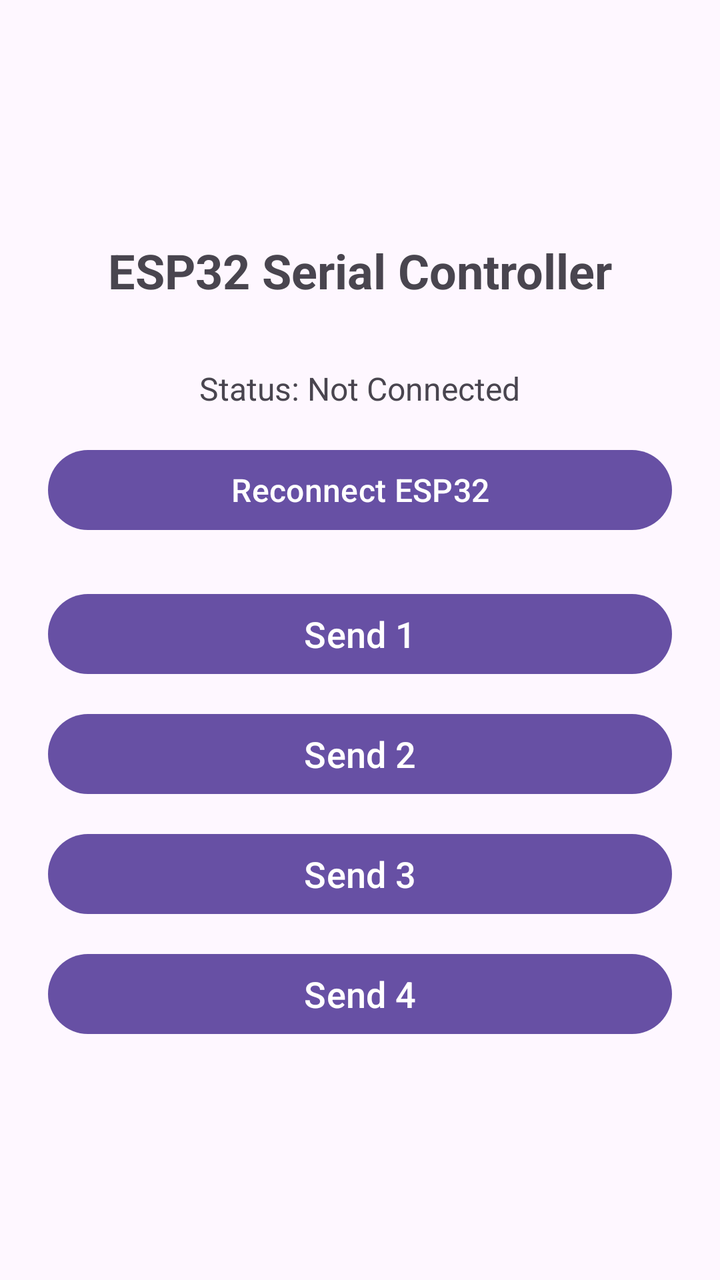
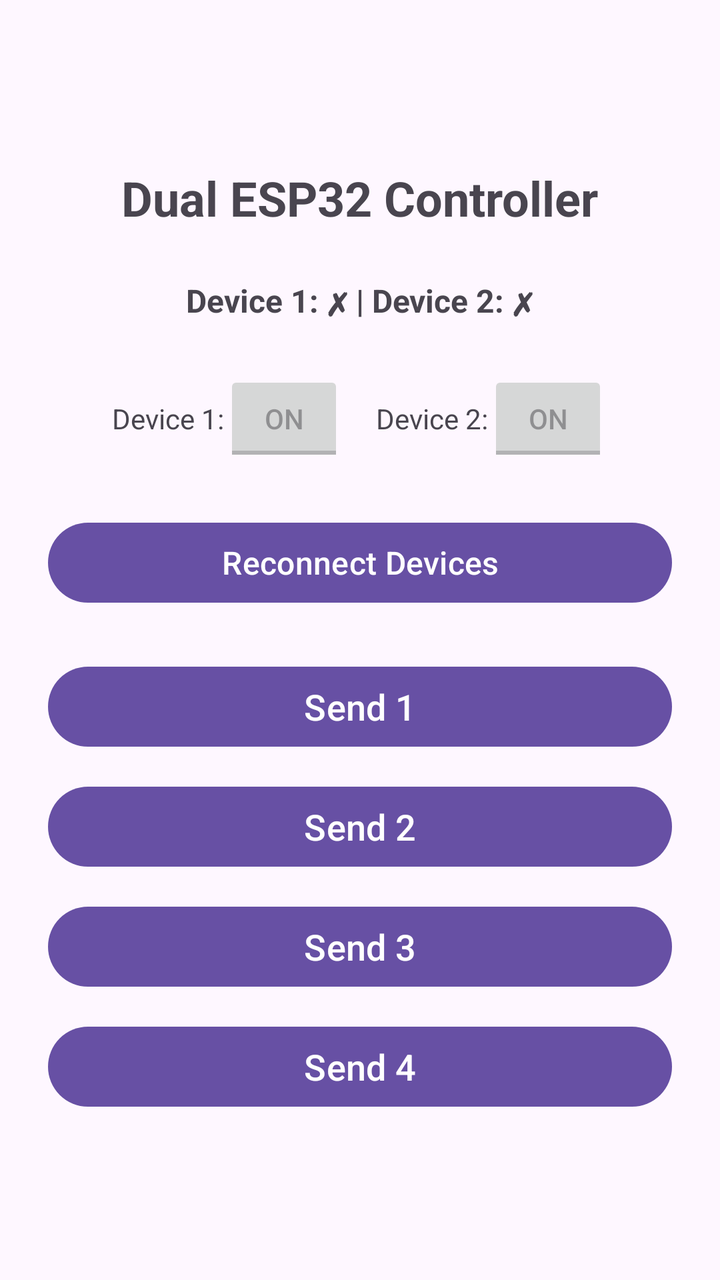

Two renders of the same Android screen: before a commit and after it. Below are the layout's source before the change and the commit's diff.
<!-- AndroidManifest.xml: application theme Theme.EmojiSimpleApp -->
<!-- res/layout/activity_main.xml -->
<?xml version="1.0" encoding="utf-8"?>
<LinearLayout xmlns:android="http://schemas.android.com/apk/res/android"
    android:layout_width="match_parent"
    android:layout_height="match_parent"
    android:orientation="vertical"
    android:padding="24dp"
    android:gravity="center">

    <TextView
        android:layout_width="wrap_content"
        android:layout_height="wrap_content"
        android:text="ESP32 Serial Controller"
        android:textSize="24sp"
        android:textStyle="bold"
        android:layout_marginBottom="32dp" />

    <TextView
        android:id="@+id/statusText"
        android:layout_width="wrap_content"
        android:layout_height="wrap_content"
        android:text="Status: Not Connected"
        android:textSize="16sp"
        android:layout_marginBottom="16dp" />

    <Button
        android:id="@+id/btnReconnect"
        android:layout_width="match_parent"
        android:layout_height="wrap_content"
        android:layout_marginBottom="24dp"
        android:text="Reconnect ESP32"
        android:textSize="16sp" />

    <Button
        android:id="@+id/btn1"
        android:layout_width="match_parent"
        android:layout_height="wrap_content"
        android:layout_marginBottom="12dp"
        android:text="Send 1"
        android:textSize="18sp" />

    <Button
        android:id="@+id/btn2"
        android:layout_width="match_parent"
        android:layout_height="wrap_content"
        android:layout_marginBottom="12dp"
        android:text="Send 2"
        android:textSize="18sp" />

    <Button
        android:id="@+id/btn3"
        android:layout_width="match_parent"
        android:layout_height="wrap_content"
        android:layout_marginBottom="12dp"
        android:text="Send 3"
        android:textSize="18sp" />

    <Button
        android:id="@+id/btn4"
        android:layout_width="match_parent"
        android:layout_height="wrap_content"
        android:text="Send 4"
        android:textSize="18sp" />
</LinearLayout>
<!-- resources referenced by this layout -->
<resources>
  <style name="Theme.EmojiSimpleApp" parent="Base.Theme.EmojiSimpleApp" />
  <style name="Base.Theme.EmojiSimpleApp" parent="Theme.Material3.DayNight.NoActionBar">
          
          
      </style>
</resources>

<!-- the commit's change to res/layout/activity_main.xml (unified diff, before → after) -->
@@ -9,25 +9,67 @@
     <TextView
         android:layout_width="wrap_content"
         android:layout_height="wrap_content"
-        android:text="ESP32 Serial Controller"
+        android:text="Dual ESP32 Controller"
         android:textSize="24sp"
         android:textStyle="bold"
-        android:layout_marginBottom="32dp" />
+        android:layout_marginBottom="24dp" />
 
     <TextView
         android:id="@+id/statusText"
         android:layout_width="wrap_content"
         android:layout_height="wrap_content"
-        android:text="Status: Not Connected"
+        android:text="Device 1: ✗ | Device 2: ✗"
         android:textSize="16sp"
-        android:layout_marginBottom="16dp" />
+        android:textStyle="bold"
+        android:layout_marginBottom="24dp" />
+
+    
+    <LinearLayout
+        android:layout_width="match_parent"
+        android:layout_height="wrap_content"
+        android:orientation="horizontal"
+        android:layout_marginBottom="24dp"
+        android:gravity="center"
+        android:spacing="16dp">
+
+        <TextView
+            android:layout_width="wrap_content"
+            android:layout_height="wrap_content"
+            android:text="Device 1:"
+            android:textSize="14sp" />
+
+        <ToggleButton
+            android:id="@+id/toggleDevice1"
+            android:layout_width="60dp"
+            android:layout_height="wrap_content"
+            android:textOn="ON"
+            android:textOff="OFF"
+            android:checked="true"
+            android:enabled="false" />
+
+        <TextView
+            android:layout_width="wrap_content"
+            android:layout_height="wrap_content"
+            android:text="Device 2:"
+            android:textSize="14sp"
+            android:layout_marginStart="16dp" />
+
+        <ToggleButton
+            android:id="@+id/toggleDevice2"
+            android:layout_width="60dp"
+            android:layout_height="wrap_content"
+            android:textOn="ON"
+            android:textOff="OFF"
+            android:checked="true"
+            android:enabled="false" />
+    </LinearLayout>
 
     <Button
         android:id="@+id/btnReconnect"
         android:layout_width="match_parent"
         android:layout_height="wrap_content"
         android:layout_marginBottom="24dp"
-        android:text="Reconnect ESP32"
+        android:text="Reconnect Devices"
         android:textSize="16sp" />
 
     <Button
